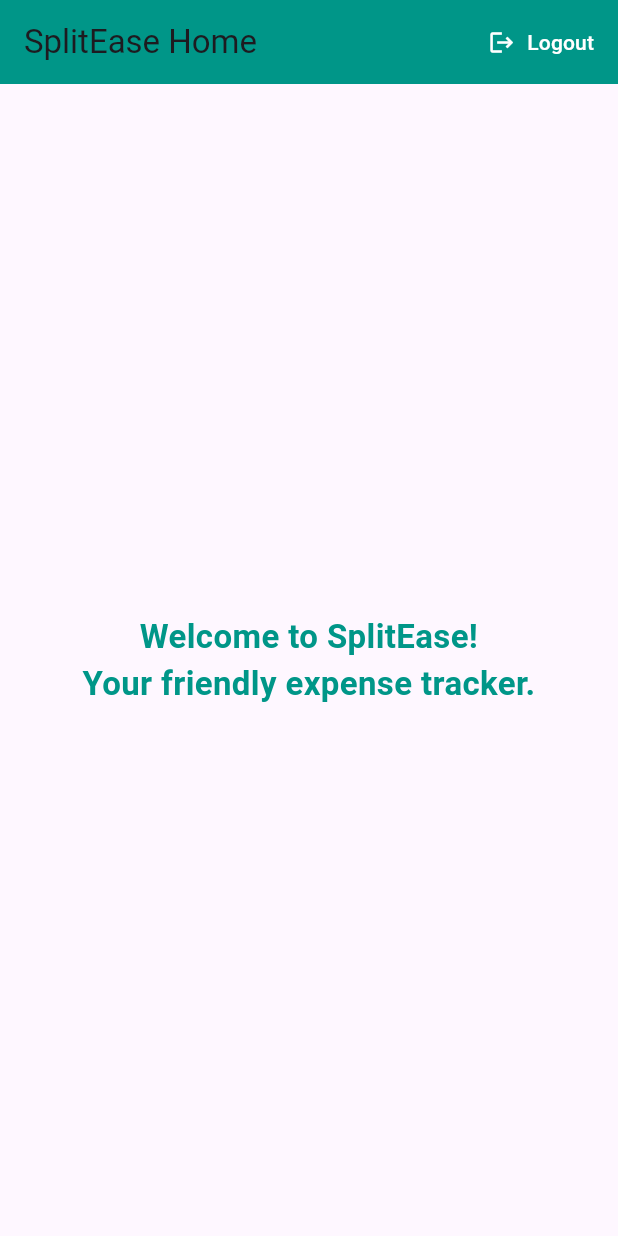
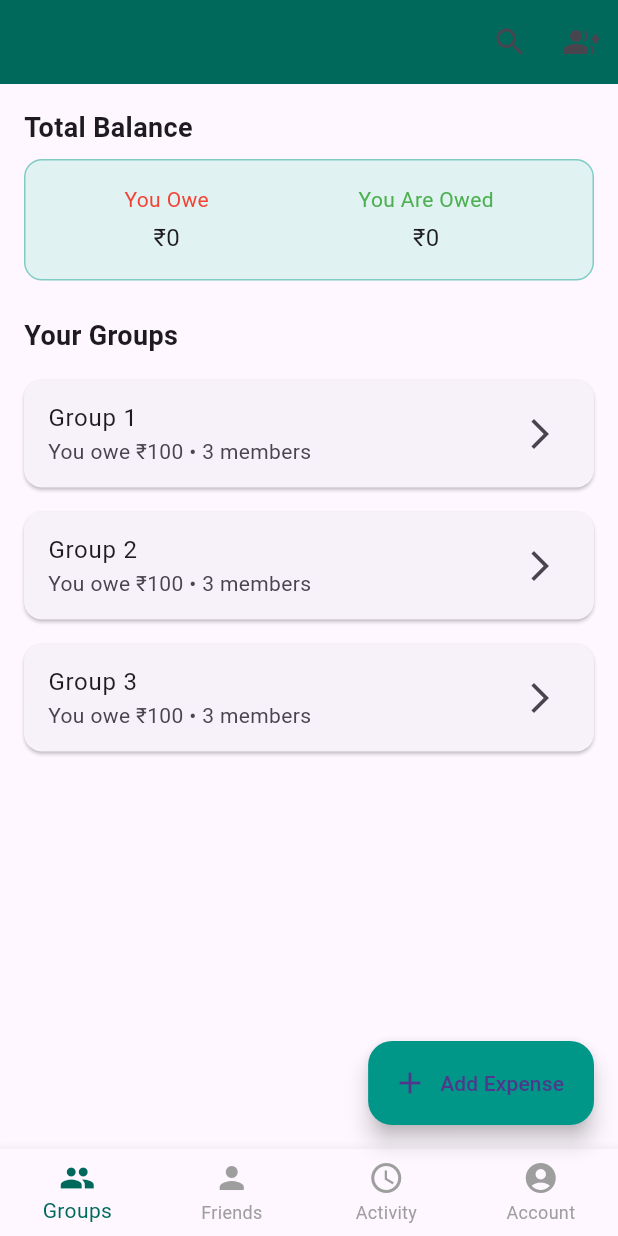
Before and after one commit to AmoghaK1/Splitwise-Clone, a Flutter app: the screen it shows once a user with an empty profile is signed in, on a phone screen of 412 x 824 dp. Run offline on Flutter 3.47's test engine with Material 3 defaults, Android fonts, the phone set to English and light mode, and no system bars; our stand-ins replace cloud_firestore, firebase_auth, firebase_core, flutter_spinkit; accounts and stored records are empty.

Commit message:
Updated home screen

```diff
--- /dev/null
+++ b/lib/screens/home/friends_screen.dart
@@ -0,0 +1,39 @@
+import 'package:flutter/material.dart';
+
+class FriendsScreen extends StatelessWidget {
+  const FriendsScreen({super.key});
+
+  @override
+  Widget build(BuildContext context) {
+    final List<Map<String, dynamic>> friends = [
+      {'name': 'John', 'owes': 50, 'owed': 100},
+      {'name': 'Emily', 'owes': 0, 'owed': 30},
+      {'name': 'Mark', 'owes': 20, 'owed': 0},
+    ];
+
+    return Scaffold(
+      appBar: AppBar(
+        title: const Text('Friends'),
+        backgroundColor: Colors.teal[800],
+      ),
+      body: ListView.builder(
+        itemCount: friends.length,
+        itemBuilder: (context, index) {
+          final friend = friends[index];
+          final String name = friend['name'] as String;
+          final int owes = friend['owes'] as int;
+          final int owed = friend['owed'] as int;
+
+          return ListTile(
+            leading: CircleAvatar(child: Text(name[0])),
+            title: Text(name),
+            subtitle: Text(
+              'You owe: ₹$owes | Owed: ₹$owed',
+              style: const TextStyle(fontSize: 14),
+            ),
+          );
+        },
+      ),
+    );
+  }
+}
--- a/lib/screens/home/home.dart
+++ b/lib/screens/home/home.dart
@@ -1,36 +1,145 @@
 import 'package:flutter/material.dart';
+import 'package:splitwise_clone/screens/home/account_screen.dart';
+import 'package:splitwise_clone/screens/home/activity_screen.dart';
+import 'package:splitwise_clone/screens/home/add_group_screen.dart';
+import 'package:splitwise_clone/screens/home/friends_screen.dart';
 import '../../services/auth_service.dart';
 
-class Home extends StatelessWidget {
+
+class Home extends StatefulWidget {
   const Home({super.key});
 
   @override
+  State<Home> createState() => _HomeState();
+}
+
+class _HomeState extends State<Home> {
+  final AuthService _auth = AuthService();
+  int _selectedIndex = 0;
+
+  // Screens
+  static final List<Widget> _screens = <Widget>[
+    const GroupsScreen(),
+    const FriendsScreen(),
+    const ActivityScreen(),
+    const AccountScreen(),
+  ];
+
+  void _onItemTapped(int index) {
+    setState(() {
+      _selectedIndex = index;
+    });
+  }
+
+  @override
   Widget build(BuildContext context) {
-    final AuthService _auth = AuthService();
+    return Scaffold(
+      body: _screens[_selectedIndex],
 
+      floatingActionButton: _selectedIndex == 0
+          ? FloatingActionButton.extended(
+              backgroundColor: Colors.teal,
+              onPressed: () {
+                // TODO: Navigate to add expense screen
+              },
+              icon: const Icon(Icons.add),
+              label: const Text("Add Expense"),
+            )
+          : null,
+
+      bottomNavigationBar: BottomNavigationBar(
+        type: BottomNavigationBarType.fixed,
+        selectedItemColor: Colors.teal[800],
+        unselectedItemColor: Colors.grey,
+        currentIndex: _selectedIndex,
+        onTap: _onItemTapped,
+        items: const [
+          BottomNavigationBarItem(icon: Icon(Icons.group), label: "Groups"),
+          BottomNavigationBarItem(icon: Icon(Icons.person), label: "Friends"),
+          BottomNavigationBarItem(icon: Icon(Icons.access_time), label: "Activity"),
+          BottomNavigationBarItem(icon: Icon(Icons.account_circle), label: "Account"),
+        ],
+      ),
+    );
+  }
+}
+
+// Dummy GroupsScreen reused from your previous home content
+class GroupsScreen extends StatelessWidget {
+  const GroupsScreen({super.key});
+
+  @override
+  Widget build(BuildContext context) {
     return Scaffold(
       appBar: AppBar(
-        title: const Text('SplitEase Home'),
-        backgroundColor: Colors.teal,
+        backgroundColor: Colors.teal[800],
+        elevation: 0,
         actions: [
-          TextButton.icon(
-            onPressed: () async {
-              await _auth.signOut();
-            },
-            icon: const Icon(Icons.logout, color: Colors.white),
-            label: const Text('Logout', style: TextStyle(color: Colors.white)),
-          ),
+          IconButton(icon: const Icon(Icons.search), onPressed: () {}),
+          IconButton(icon: const Icon(Icons.group_add), onPressed: () {
+            Navigator.push(
+              context,
+              MaterialPageRoute(builder: (context) => const AddGroupScreen()),
+          );
+          }),
         ],
       ),
-      body: const Center(
-        child: Text(
-          'Welcome to SplitEase!\nYour friendly expense tracker.',
-          textAlign: TextAlign.center,
-          style: TextStyle(
-            fontSize: 22,
-            color: Colors.teal,
-            fontWeight: FontWeight.w600,
-          ),
+      body: Padding(
+        padding: const EdgeInsets.all(16.0),
+        child: Column(
+          crossAxisAlignment: CrossAxisAlignment.start,
+          children: [
+            const Text('Total Balance', style: TextStyle(fontSize: 18, fontWeight: FontWeight.bold)),
+            const SizedBox(height: 8),
+            Container(
+              padding: const EdgeInsets.all(16),
+              decoration: BoxDecoration(
+                color: Colors.teal[50],
+                borderRadius: BorderRadius.circular(12),
+                border: Border.all(color: Colors.teal.shade200),
+              ),
+              child: Row(
+                mainAxisAlignment: MainAxisAlignment.spaceAround,
+                children: const [
+                  Column(
+                    children: [
+                      Text('You Owe', style: TextStyle(color: Colors.red)),
+                      SizedBox(height: 4),
+                      Text('₹0', style: TextStyle(fontSize: 16)),
+                    ],
+                  ),
+                  Column(
+                    children: [
+                      Text('You Are Owed', style: TextStyle(color: Colors.green)),
+                      SizedBox(height: 4),
+                      Text('₹0', style: TextStyle(fontSize: 16)),
+                    ],
+                  ),
+                ],
+              ),
+            ),
+            const SizedBox(height: 24),
+            const Text('Your Groups', style: TextStyle(fontSize: 18, fontWeight: FontWeight.bold)),
+            const SizedBox(height: 8),
+            Expanded(
+              child: ListView.builder(
+                itemCount: 3,
+                itemBuilder: (context, index) {
+                  return Card(
+                    margin: const EdgeInsets.symmetric(vertical: 8),
+                    child: ListTile(
+                      title: Text('Group ${index + 1}'),
+                      subtitle: const Text('You owe ₹100 • 3 members'),
+                      trailing: const Icon(Icons.arrow_forward_ios),
+                      onTap: () {
+                        // TODO: Navigate to group detail
+                      },
+                    ),
+                  );
+                },
+              ),
+            ),
+          ],
         ),
       ),
     );
--- a/lib/shared/loading.dart
+++ b/lib/shared/loading.dart
@@ -7,10 +7,10 @@ class Loading extends StatelessWidget {
   @override
   Widget build(BuildContext context) {
     return Container(
-      color: Colors.brown.shade100,
+      color: Colors.lightGreen.shade100,
       child: Center(
-        child: SpinKitPouringHourGlassRefined(
-          color: Colors.brown,
+        child: SpinKitWave(
+          color: Colors.teal,
           size:60.0,
         ),
       ),
```
Also changed, not shown: lib/screens/authenticate/register.dart (+53 -10 lines), lib/screens/home/account_screen.dart (added, +52 -0 lines), lib/screens/home/activity_screen.dart (added, +30 -0 lines), lib/screens/home/add_group_screen.dart (added, +116 -0 lines), lib/services/auth_service.dart (+24 -2 lines).
